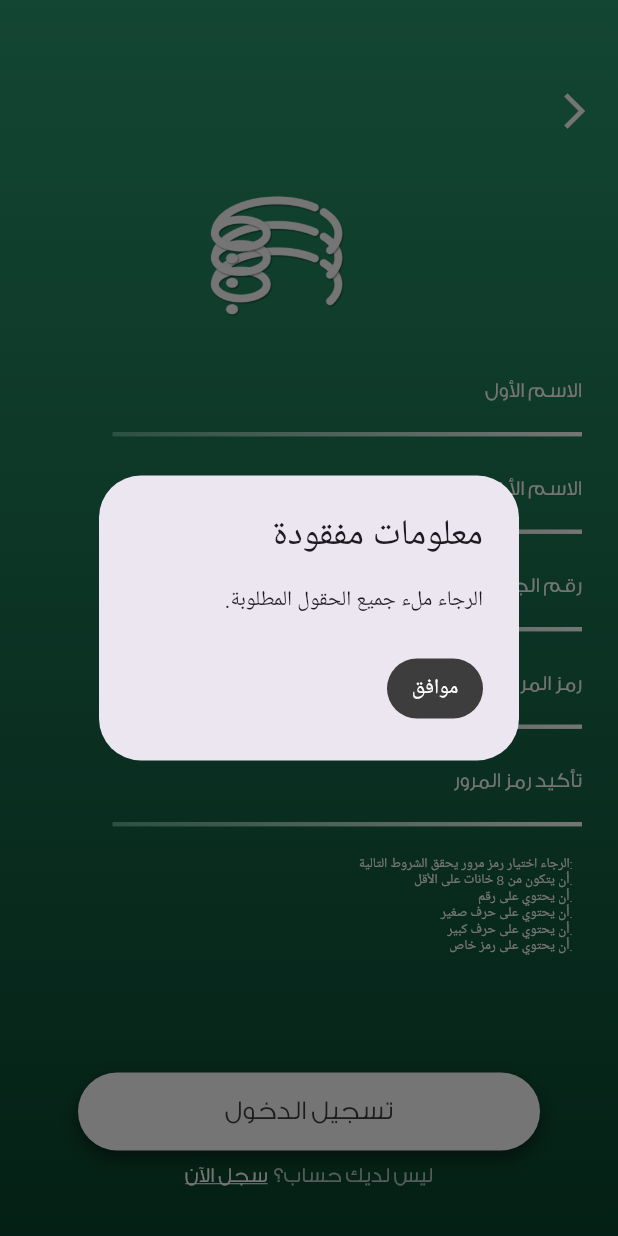
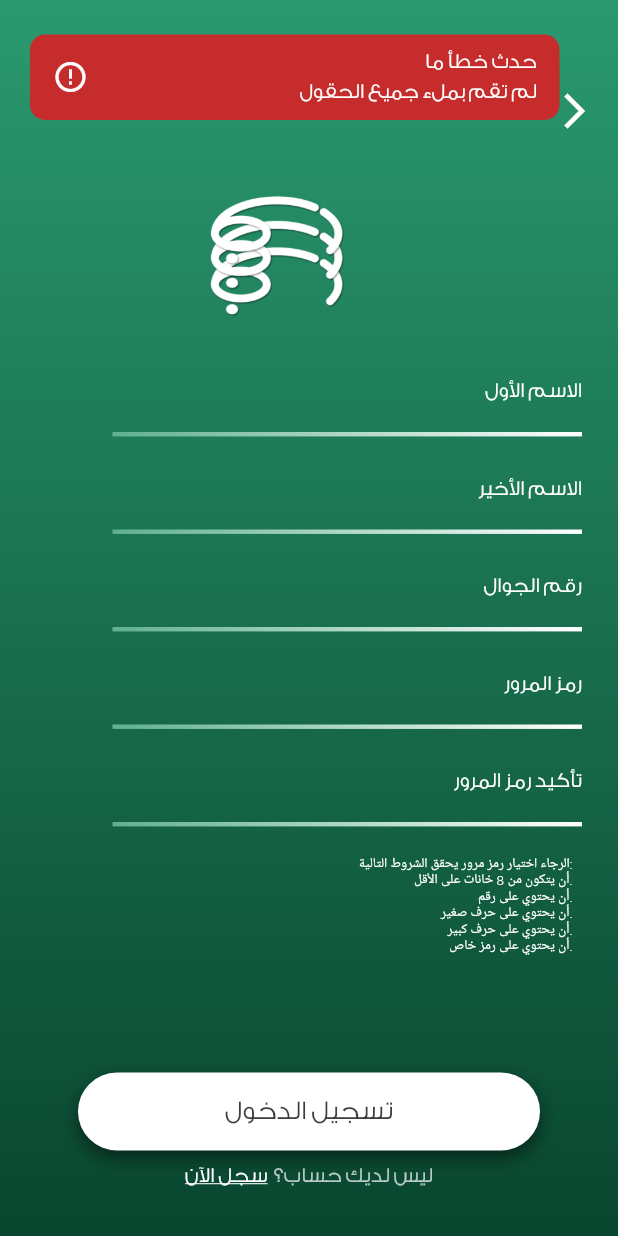
Before and after one commit to mriamft/2024-25_GP_Wafrah, a Flutter app: the SignUpPage screen opened by its route, after a tap on "تسجيل الدخول", on a phone screen of 412 x 824 dp. Run offline on Flutter 3.47's test engine with Material 3 defaults, Android fonts, the phone set to English and light mode, and no system bars; our stand-ins replace cloud_firestore, firebase_auth, firebase_core, webview_flutter; accounts and stored records are empty; Roboto replaces fonts that are missing (GE SS Two).

Commit message:
notify the user

```diff
--- a/wafrahtest/lib/signup.dart
+++ b/wafrahtest/lib/signup.dart
@@ -1,6 +1,7 @@
 import 'package:flutter/material.dart';
 import 'package:firebase_auth/firebase_auth.dart';
 import 'otppage.dart';  // Import your OTPPage file
+import 'dart:async';
 
 class SignUpPage extends StatefulWidget {
   @override
@@ -15,39 +16,22 @@ class _SignUpPageState extends State<SignUpPage> {
   final TextEditingController confirmPasswordController = TextEditingController();
 
   final FirebaseAuth _auth = FirebaseAuth.instance;
+  bool showErrorNotification = false; // To control the visibility of the notification
+  String errorMessage = ''; // To display dynamic error messages
 
-  // Method to show an alert dialog with customizable text and right-aligned content
-  void showAlertDialog(String title, String message) {
-    showDialog(
-      context: context,
-      builder: (BuildContext context) {
-        return AlertDialog(
-          title: Directionality(
-            textDirection: TextDirection.rtl, // Align the title to the right
-            child: Text(title),
-          ),
-          content: Directionality(
-            textDirection: TextDirection.rtl, // Align the message to the right
-            child: Text(message),
-          ),
-          actions: <Widget>[
-            TextButton(
-              child: Text('موافق'),
-              style: TextButton.styleFrom(
-                foregroundColor: Colors.white,
-                backgroundColor: Color(0xFF3D3D3D),
-                shape: RoundedRectangleBorder(
-                  borderRadius: BorderRadius.circular(100),
-                ),
-              ),
-              onPressed: () {
-                Navigator.of(context).pop();
-              },
-            ),
-          ],
-        );
-      },
-    );
+  // Method to show a notification box at the top of the screen
+  void showNotification(String message) {
+    setState(() {
+      errorMessage = message;
+      showErrorNotification = true;
+    });
+
+    // Automatically hide the notification after 10 seconds
+    Timer(Duration(seconds: 10), () {
+      setState(() {
+        showErrorNotification = false;
+      });
+    });
   }
 
   // Method to handle phone number verification
@@ -60,17 +44,17 @@ class _SignUpPageState extends State<SignUpPage> {
 
     // Check if any field is empty
     if (firstName.isEmpty || lastName.isEmpty || phoneNumber.isEmpty || password.isEmpty || confirmPassword.isEmpty) {
-      showAlertDialog('معلومات مفقودة', 'الرجاء ملء جميع الحقول المطلوبة.');
+      showNotification('حدث خطأ ما\nلم تقم بملء جميع الحقول');
       return;
     }
 
     // Check if passwords match
     if (password != confirmPassword) {
-      showAlertDialog('عدم تطابق كلمة المرور', 'كلمات المرور التي أدخلتها غير متطابقة.');
+      showNotification('حدث خطأ ما\nرمز المرور غير متطابق');
       return;
     }
 
-    // Proceed with phone number verification
+    // Proceed with phone number verification logic
     await _auth.verifyPhoneNumber(
       phoneNumber: phoneNumber,
       verificationCompleted: (PhoneAuthCredential credential) async {
@@ -97,7 +81,9 @@ class _SignUpPageState extends State<SignUpPage> {
   @override
   Widget build(BuildContext context) {
     return Scaffold(
-      body: Container(
+      body: Stack(
+        children: [
+          Container(
             decoration: BoxDecoration(
               gradient: LinearGradient(
                 begin: Alignment.topCenter,
@@ -275,6 +261,47 @@ class _SignUpPageState extends State<SignUpPage> {
               ],
             ),
           ),
+
+          // Error Notification Box
+          if (showErrorNotification)
+            Positioned(
+              top: 23, // Adjust the position as needed
+              left: 20,
+              child: Container(
+                width: 353,
+                height: 57,
+                decoration: BoxDecoration(
+                  color: Color(0xFFC62C2C), // Red background
+                  borderRadius: BorderRadius.all(Radius.circular(10)), // Apply rounded corners
+                ),
+                child: Row(
+                  mainAxisAlignment: MainAxisAlignment.spaceBetween,
+                  children: [
+                    Padding(
+                      padding: const EdgeInsets.only(left: 15.0),
+                      child: Icon(
+                        Icons.error_outline,
+                        color: Colors.white,
+                      ),
+                    ),
+                    Padding(
+                      padding: const EdgeInsets.only(right: 15.0),
+                      child: Text(
+                        errorMessage,
+                        style: TextStyle(
+                          color: Colors.white,
+                          fontFamily: 'GE-SS-Two-Light',
+                          fontSize: 14,
+                        ),
+                        textAlign: TextAlign.right,
+                      ),
+                    ),
+                  ],
+                ),
+              ),
+            ),
+        ],
+      ),
     );
   }
 
```
Lines whose indentation alone changed are shown as unchanged.
